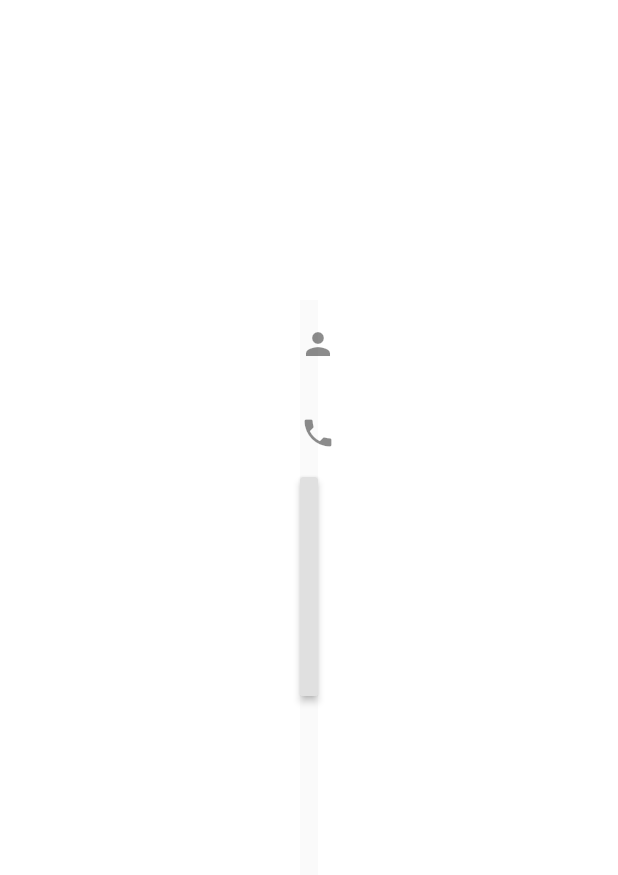
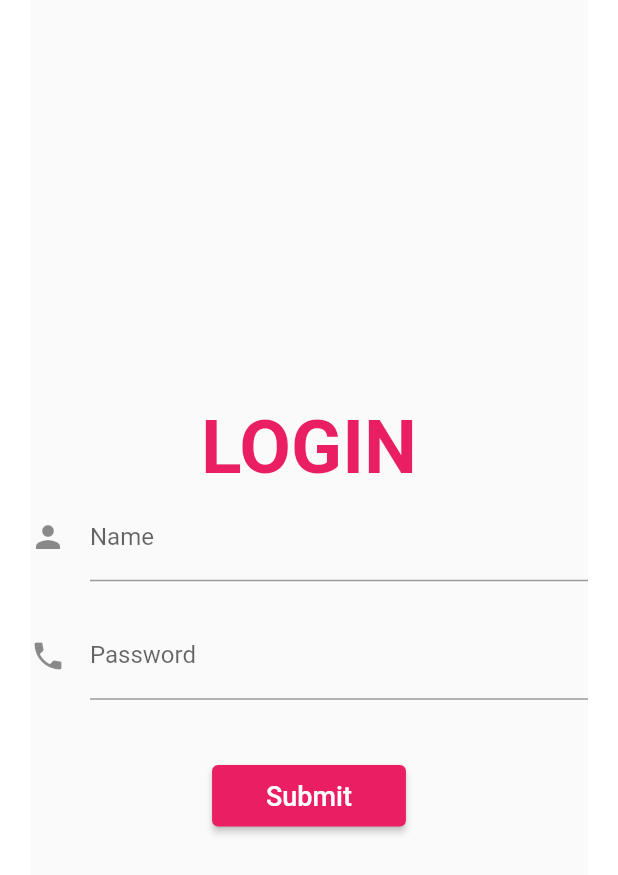
Before and after one commit to ParsiNiharika/BSocial, a Flutter app: the screen it shows after launch, after a tap on "Admin", on a phone screen of 412 x 824 dp. Shown: the top 875 px of the screen. Run offline on Flutter 3.47's test engine with Material 2 defaults, Android fonts, the light colour scheme and no system bars; our stand-ins replace cloud_firestore, curved_navigation_bar, firebase_core, image_picker, introduction_screen, lottie; accounts and stored records are empty.

Commit message:
Admin Mode

```diff
--- a/lib/Screens/homeScreen.dart
+++ b/lib/Screens/homeScreen.dart
@@ -1,7 +1,6 @@
 import 'package:flutter/material.dart';
 import 'package:test/Screens/main-screen.dart';
 import './loginScreen.dart';
-
 
 class HomeScreen extends StatelessWidget {
   showLoginScreen(BuildContext context) {
@@ -25,15 +24,18 @@ class HomeScreen extends StatelessWidget {
           child: Stack(children: <Widget>[
             SingleChildScrollView(
                 child: Column(
-                    crossAxisAlignment: CrossAxisAlignment.start,
+                    mainAxisAlignment: MainAxisAlignment.center,
+                    crossAxisAlignment: CrossAxisAlignment.stretch,
                     children: <Widget>[
                   SizedBox(height: 200),
-                  Center(
-                      child: Text(
-                    "BSOCIAL",
-                    style: TextStyle(color: Colors.white),
-                  )),
-                  SizedBox(height: 50),
+                  Image.asset(
+                    "assets/BSocial/BS.png",
+                    width: 250,
+                    height: 250,
+                  ),
+                  SizedBox(
+                    height: 30,
+                  ),
                   Center(
                     child: ConstrainedBox(
                       constraints:
--- a/lib/Widgets/form-widget.dart
+++ b/lib/Widgets/form-widget.dart
@@ -15,7 +15,7 @@ class MyFormState extends State<MyForm> {
   final _formKey = GlobalKey<FormState>();
   String? name = "";
   String? password = "";
-  bool isLogin = false;
+  static bool isLogin = false;
 
   showMainScreen(BuildContext context) {
     Navigator.of(context).push(MaterialPageRoute(builder: (_) {
@@ -30,12 +30,25 @@ class MyFormState extends State<MyForm> {
 
   @override
   Widget build(BuildContext context) {
-    return Container(
-      color: Colors.white,
-      child: Padding(
-        padding: EdgeInsets.fromLTRB(200, 200, 200, 200),
-        child: Material(
-          child: Form(
+    return Padding(
+      padding: EdgeInsets.fromLTRB(20, 0, 20, 0),
+      child: Container(
+      child:Material(
+      child: Column(
+      mainAxisAlignment: MainAxisAlignment.center,
+      crossAxisAlignment: CrossAxisAlignment.stretch,
+      children: [
+        Center(
+          child:Text(
+              "LOGIN",
+              style: TextStyle(
+                  color: Colors.pink,
+                  fontSize: 50,
+                  fontWeight: FontWeight.bold
+              )
+          ),
+        ),
+        Form(
           key: _formKey,
           child: Column(
             crossAxisAlignment: CrossAxisAlignment.start,
@@ -55,6 +68,9 @@ class MyFormState extends State<MyForm> {
                   return null;
                 },
               ),
+              SizedBox(
+                height: 20,
+              ),
               TextFormField(
                 decoration: const InputDecoration(
                   icon: const Icon(Icons.phone),
@@ -70,14 +86,20 @@ class MyFormState extends State<MyForm> {
                 },
               ),
               Container(
-                    // padding: const EdgeInsets.only(left: 150.0, top: 40.0),
-                    child: new RaisedButton(
+                padding: const EdgeInsets.only(top: 40.0),
                 child: Center(
                   // child: ConstrainedBox(
                   // constraints:
                   //     BoxConstraints.tightFor(width: 250, height: 50),
                   child: ElevatedButton(
-                            onPressed: () => showMainScreen(context),
+                    onPressed: (){
+                      final form = _formKey.currentState;
+                      if (form != null && !form.validate()) {
+                        return;
+                      }
+                      form?.save();
+                      showMainScreen(context);
+                    } ,
                     child: Padding(
                       padding: EdgeInsets.fromLTRB(20, 10, 20, 10),
                       child: Text(
@@ -93,16 +115,11 @@ class MyFormState extends State<MyForm> {
                     ),
                   ),
                 ),
-                        onPressed: () {
-                          final form = _formKey.currentState;
-                          if (form != null && !form.validate()) {
-                            return;
-                          }
-                          form?.save();
-                        })),
+              ),
             ],
           ),
-          ),
+        ),],
+    )
     ),
     ),
     );
--- a/pubspec.yaml
+++ b/pubspec.yaml
@@ -28,6 +28,7 @@ dependencies:
   firebase_core: ^1.4.0
   cloud_firestore: ^2.4.0
   introduction_screen: ^2.1.0
+  image_picker: ^0.8.4+4
 
 
   # The following adds the Cupertino Icons font to your application.
@@ -67,6 +68,7 @@ flutter:
     - assets/Route/about.PNG
     - assets/Route/events.PNG
     - assets/Route/Feed.PNG
+    - assets/BSocial/BS.png
 
   # To add assets to your application, add an assets section, like this:
   # assets:
```
Also changed, not shown: lib/Screens/actionCommitte.dart (+7 -6 lines), lib/Screens/eventForm.dart (added, +205 -0 lines), lib/Screens/events-screen.dart (+61 -19 lines), lib/Screens/feed-content-screen.dart (+15 -14 lines), lib/Screens/feed-screen.dart (+55 -4 lines), lib/Screens/introScreen.dart (+6 -10 lines), lib/Screens/main-screen.dart (+20 -12 lines), lib/Screens/managingCommitte.dart (+29 -24 lines), lib/Widgets/about-widget.dart (+22 -25 lines), lib/Widgets/checkbox.dart (added, +69 -0 lines), assets/BSocial/BS.png (added), pubspec.lock. Lines whose indentation alone changed are shown as unchanged.
